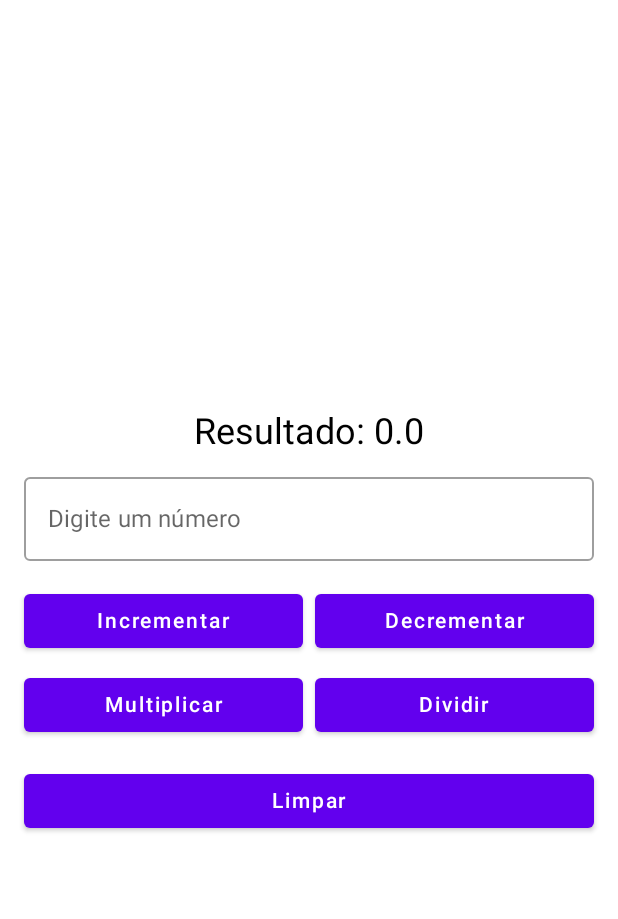
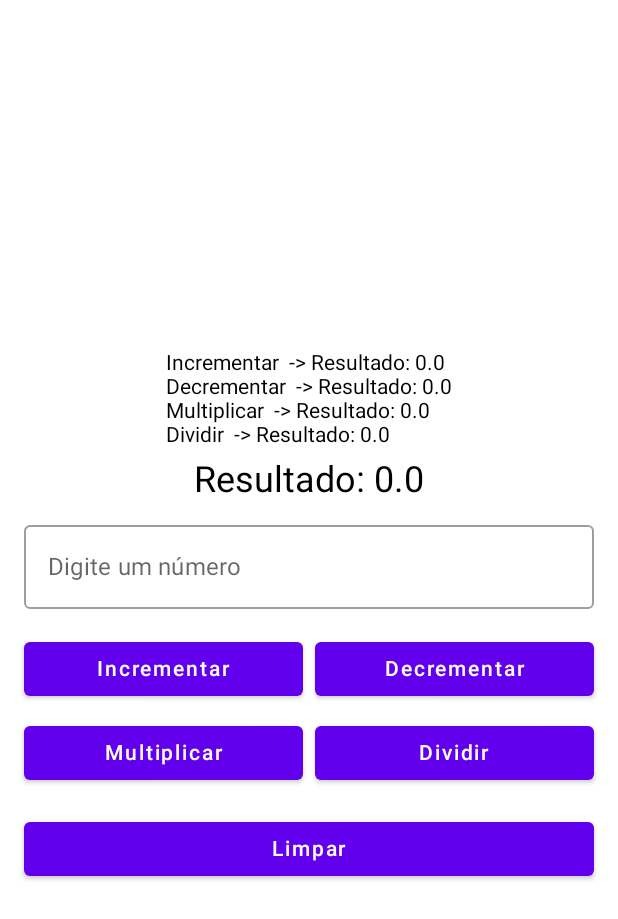
Before and after one commit to Gabriel-CR/desenvolvimento-mobile, an Android app built with Jetpack Compose: the screen it shows after launch (MainActivity), after a tap on "Dividir", on a phone screen of 412 x 824 dp. Shown: the top 919 px of the screen. Run offline under Robolectric (Android 15) with nearby library versions, the phone set to English and light mode, and no system bars; 3 other taps on this screen came first.

Commit message:
feat: adicionando o histórico das 5 últimas operações

```diff
--- a/CounterApp/app/src/main/java/com/example/counterapp/MainActivity.kt
+++ b/CounterApp/app/src/main/java/com/example/counterapp/MainActivity.kt
@@ -4,6 +4,8 @@ import android.os.Bundle
 import androidx.activity.ComponentActivity
 import androidx.activity.compose.setContent
 import androidx.compose.foundation.layout.*
+import androidx.compose.foundation.lazy.LazyColumn
+import androidx.compose.foundation.lazy.items
 import androidx.compose.foundation.text.KeyboardOptions
 //noinspection UsingMaterialAndMaterial3Libraries
 import androidx.compose.material.*
@@ -34,6 +36,7 @@ class MainActivity : ComponentActivity() {
 fun CounterApp() {
   var result by remember { mutableDoubleStateOf(0.0) }
   var input by remember { mutableStateOf("") }
+  var history by remember { mutableStateOf(listOf<String>()) }
 
   Column (
     horizontalAlignment = Alignment.CenterHorizontally,
@@ -42,6 +45,12 @@ fun CounterApp() {
       .padding(16.dp),
     verticalArrangement = Arrangement.Center
     ) {
+    LazyColumn {
+      items(history.takeLast(5)) { item ->
+        Text(text = item)
+      }
+    }
+
     Text(
       text = "Resultado: $result",
       fontSize = 24.sp,
@@ -67,6 +76,7 @@ fun CounterApp() {
         onClick = {
           result += input.toDoubleOrNull() ?: 0.0
           input = ""
+          history = history + "Incrementar $input -> Resultado: $result"
         },
         modifier = Modifier.weight(1f)
       ) {
@@ -77,6 +87,7 @@ fun CounterApp() {
         onClick = {
           result -= input.toDoubleOrNull() ?: 0.0
           input = ""
+          history = history + "Decrementar $input -> Resultado: $result"
         },
         modifier = Modifier.weight(1f)
       ) {
@@ -94,6 +105,7 @@ fun CounterApp() {
         onClick = {
           result *= input.toDoubleOrNull() ?: 0.0
           input = ""
+          history = history + "Multiplicar $input -> Resultado: $result"
         },
         modifier = Modifier.weight(1f)
       ) {
@@ -107,6 +119,7 @@ fun CounterApp() {
             result /= value
           }
           input = ""
+          history = history + "Dividir $input -> Resultado: $result"
         },
         modifier = Modifier.weight(1f)
       ) {
```
